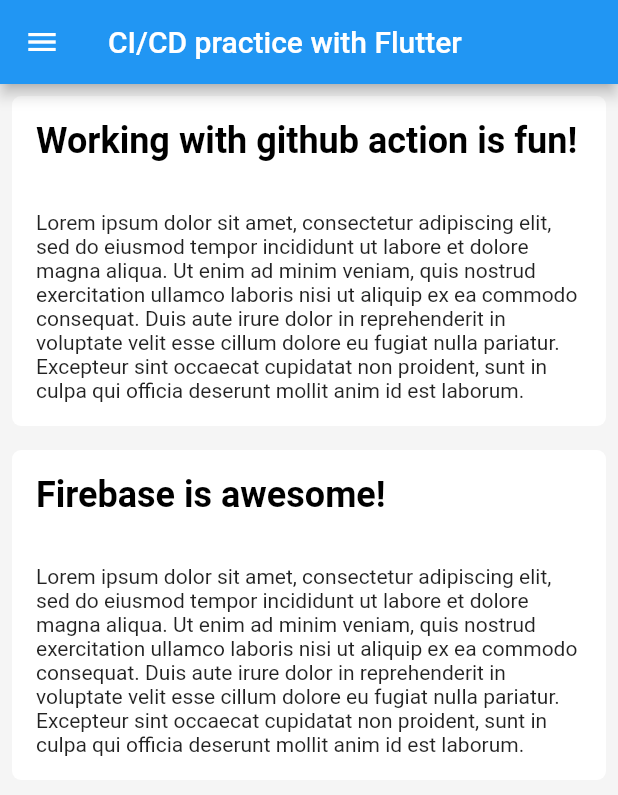
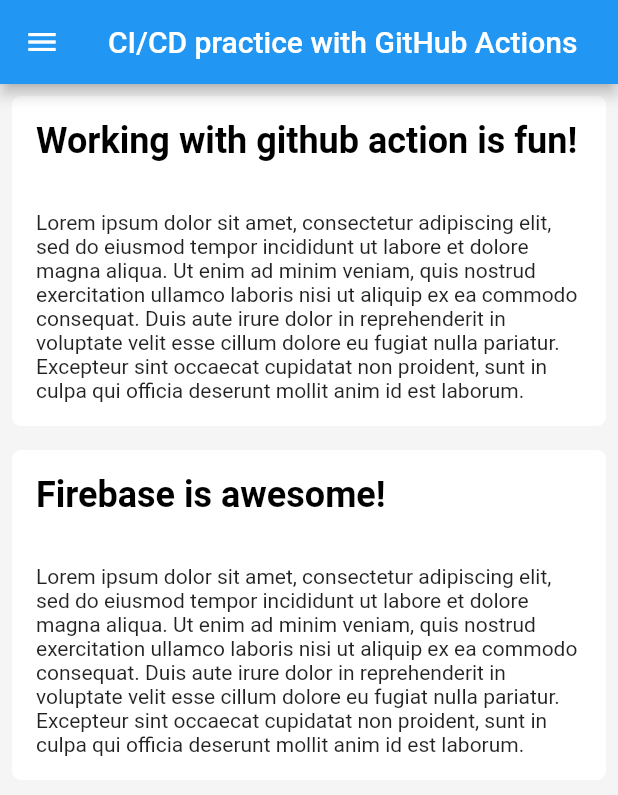
Before and after one commit to nazrulahmed-bs/flutter-ci-cd-github-action, a Flutter app: the screen it shows after launch, on a phone screen of 412 x 824 dp. Shown: the top 795 px of the screen. Run offline on Flutter 3.47's test engine with Material 2 defaults, Android fonts, the phone set to English and light mode, and no system bars.

Commit message:
deploy apk

```diff
--- a/lib/main.dart
+++ b/lib/main.dart
@@ -21,7 +21,7 @@
         appBar: kIsWeb
             ? null
             : AppBar(
-                title: const Text('CI/CD practice with Flutter'),
+                title: const Text('CI/CD practice with GitHub Actions'),
               ),
         drawer: Drawer(
           child: Padding(
```
